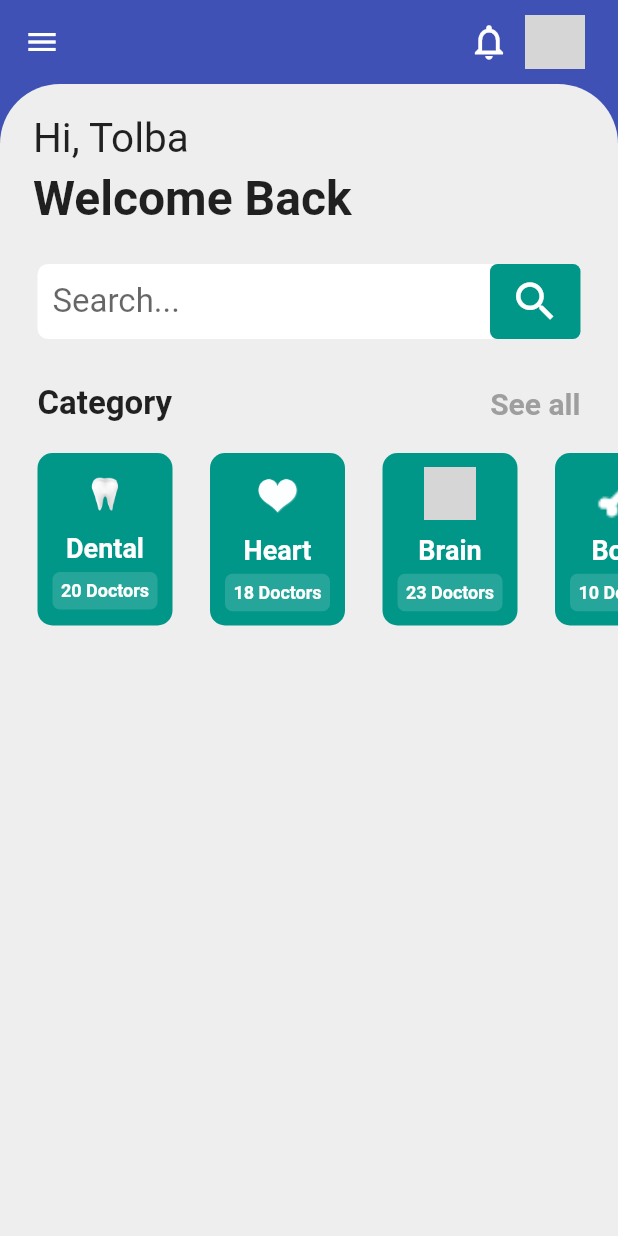
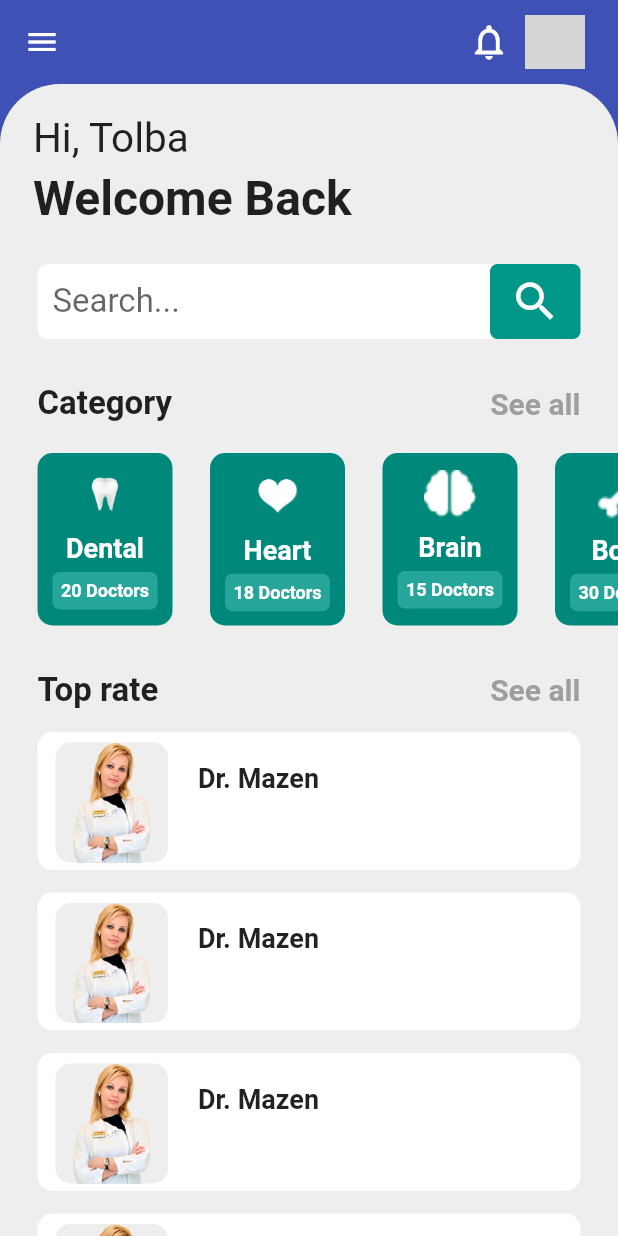
Before and after one commit to Tolbaax/dr_Appointment, a Flutter app: the screen it shows after launch, on a phone screen of 412 x 824 dp. Run offline on Flutter 3.47's test engine with Material 2 defaults, Android fonts, the phone set to English and light mode, and no system bars; grey boxes are pictures that could not be loaded.

Commit message:
Initial commit

```diff
--- /dev/null
+++ b/lib/Model/TopRateModel.dart
@@ -0,0 +1,7 @@
+
+class TopRateModel{
+  String? topRateImageUrl;
+  String? drName;
+  String? spec;
+  TopRateModel({this.topRateImageUrl,this.drName,this.spec});
+}
--- a/lib/Screens/HomeScreen.dart
+++ b/lib/Screens/HomeScreen.dart
@@ -1,4 +1,3 @@
-
 import 'package:de_appointment/Model/CategoryModel.dart';
 import 'package:de_appointment/Widgets/CategoryWidget.dart';
 import 'package:flutter/material.dart';
@@ -8,12 +7,26 @@ class HomeScreen extends StatefulWidget {
   @override
   _HomeScreenState createState() => _HomeScreenState();
 }
-List<CategoryModel>category=[
-  CategoryModel(categoryImageUrl: 'images/tooth.png',categoryNames: 'Dental',drNumber: '20 Doctors'),
-  CategoryModel(categoryImageUrl: 'images/heart.png',categoryNames: 'Heart',drNumber: '18 Doctors'),
-  CategoryModel(categoryImageUrl: 'images/Brain1.png',categoryNames: 'Brain',drNumber: '23 Doctors'),
-  CategoryModel(categoryImageUrl: 'images/bone.png',categoryNames: 'Bone',drNumber: '10 Doctors'),
+
+List<CategoryModel> category = [
+  CategoryModel(
+      categoryImageUrl: 'images/tooth.png',
+      categoryNames: 'Dental',
+      drNumber: '20 Doctors'),
+  CategoryModel(
+      categoryImageUrl: 'images/heart.png',
+      categoryNames: 'Heart',
+      drNumber: '18 Doctors'),
+  CategoryModel(
+      categoryImageUrl: 'images/brain.png',
+      categoryNames: 'Brain',
+      drNumber: '15 Doctors'),
+  CategoryModel(
+      categoryImageUrl: 'images/bone.png',
+      categoryNames: 'Bone',
+      drNumber: '30 Doctors'),
 ];
+
 class _HomeScreenState extends State<HomeScreen> {
   @override
   Widget build(BuildContext context) {
@@ -24,10 +37,13 @@ class _HomeScreenState extends State<HomeScreen> {
         elevation: 0,
         leading: const Icon(Icons.menu),
         actions: [
-          const Icon(Icons.notifications_none,size: 28,),
+          const Icon(
+            Icons.notifications_none,
+            size: 28,
+          ),
           Container(
             margin:
-            const EdgeInsets.only(right: 22, left: 10, top: 10, bottom: 10),
+                const EdgeInsets.only(right: 22, left: 10, top: 10, bottom: 10),
             width: 40,
             decoration: BoxDecoration(
                 borderRadius: BorderRadius.circular(7),
@@ -38,9 +54,9 @@ class _HomeScreenState extends State<HomeScreen> {
       ),
       body: Container(
         width: MediaQuery.of(context).size.width,
-        decoration:  BoxDecoration(
+        decoration: BoxDecoration(
             color: Colors.grey.shade200,
-            borderRadius:const BorderRadius.only(
+            borderRadius: const BorderRadius.only(
               topLeft: Radius.circular(40),
               topRight: Radius.circular(40),
             )),
@@ -48,31 +64,33 @@ class _HomeScreenState extends State<HomeScreen> {
           crossAxisAlignment: CrossAxisAlignment.start,
           children: [
             Container(
-              margin:const EdgeInsets.only(left:22,top: 20),
-              child:const Text('Hi, Tolba',style: TextStyle(fontSize: 27),),
+              margin: const EdgeInsets.only(left: 22, top: 20),
+              child: const Text(
+                'Hi, Tolba',
+                style: TextStyle(fontSize: 27),
+              ),
             ),
             Container(
-              margin:const EdgeInsets.only(left:22,top: 5),
-              child:const Text('Welcome Back',style: TextStyle(fontSize: 32,fontWeight: FontWeight.w700),),
+              margin: const EdgeInsets.only(left: 22, top: 5),
+              child: const Text(
+                'Welcome Back',
+                style: TextStyle(fontSize: 32, fontWeight: FontWeight.w700),
+              ),
             ),
             Container(
-              height: 50,width: MediaQuery.of(context).size.width,
-              margin:const EdgeInsets.only(left: 25,right: 25,top: 25),
+              height: 50,
+              width: MediaQuery.of(context).size.width,
+              margin: const EdgeInsets.only(left: 25, right: 25, top: 25),
               decoration: BoxDecoration(
-                color: Colors.white,
-                borderRadius: BorderRadius.circular(7)
-              ),
+                  color: Colors.white, borderRadius: BorderRadius.circular(7)),
               child: Row(
                 children: [
                   Expanded(
                     flex: 5,
                     child: Container(
-                      margin:const EdgeInsets.only(left: 10),
-                      child:const TextField(
-                        style: TextStyle(
-                          fontSize: 22,
-                          color: Colors.black
-                        ),
+                      margin: const EdgeInsets.only(left: 10),
+                      child: const TextField(
+                        style: TextStyle(fontSize: 22, color: Colors.black),
                         decoration: InputDecoration(
                           border: InputBorder.none,
                           hintText: 'Search...',
@@ -84,22 +102,35 @@ class _HomeScreenState extends State<HomeScreen> {
                     flex: 1,
                     child: Container(
                       decoration: BoxDecoration(
-                        borderRadius: BorderRadius.circular(5),
-                        color: Colors.teal
-                      ),
-                      child:const Center(child: Icon(Icons.search,size: 34,color: Colors.white,)),
+                          borderRadius: BorderRadius.circular(5),
+                          color: Colors.teal),
+                      child: const Center(
+                          child: Icon(
+                        Icons.search,
+                        size: 34,
+                        color: Colors.white,
+                      )),
                     ),
                   ),
                 ],
               ),
             ),
             Padding(
-              padding: const EdgeInsets.only(left: 25,right: 25,top: 30),
+              padding: const EdgeInsets.only(left: 25, right: 25, top: 30),
               child: Row(
-                children:const [
-                  Text('Category',style: TextStyle(fontSize: 22,fontWeight: FontWeight.w700),),
+                children: const [
+                  Text(
+                    'Category',
+                    style: TextStyle(fontSize: 22, fontWeight: FontWeight.w700),
+                  ),
                   Spacer(),
-                  Text('See all',style: TextStyle(fontSize: 20,fontWeight: FontWeight.w600,color: Colors.grey),),
+                  Text(
+                    'See all',
+                    style: TextStyle(
+                        fontSize: 20,
+                        fontWeight: FontWeight.w700,
+                        color: Colors.grey),
+                  ),
                 ],
               ),
             ),
@@ -109,9 +140,78 @@ class _HomeScreenState extends State<HomeScreen> {
                   shrinkWrap: true,
                   itemCount: category.length,
                   scrollDirection: Axis.horizontal,
-                  itemBuilder: (context,index)
-                  {
-                    return CategoryWidget(category: category[index],);
+                  itemBuilder: (context, index) {
+                    return CategoryWidget(
+                      category: category[index],
+                    );
+                  }),
+            ),
+            Padding(
+              padding: const EdgeInsets.only(left: 25, right: 25, top: 30),
+              child: Row(
+                children: const [
+                  Text(
+                    'Top rate',
+                    style: TextStyle(fontSize: 22, fontWeight: FontWeight.w700),
+                  ),
+                  Spacer(),
+                  Text(
+                    'See all',
+                    style: TextStyle(
+                        fontSize: 20,
+                        fontWeight: FontWeight.w700,
+                        color: Colors.grey),
+                  ),
+                ],
+              ),
+            ),
+            Expanded(
+              child: ListView.builder(
+                  shrinkWrap: true,
+                  itemCount: 5,
+                  itemBuilder: (context, index) {
+                    return Container(
+                      height: 92,
+                      margin:
+                          const EdgeInsets.only(left: 25, right: 25, top: 15),
+                      decoration: BoxDecoration(
+                        borderRadius: BorderRadius.circular(10),
+                        color: Colors.white,
+                      ),
+                      child: Row(
+                        mainAxisAlignment: MainAxisAlignment.start,
+                        crossAxisAlignment: CrossAxisAlignment.start,
+                        children: [
+                          Container(
+                            width: 75,
+                            height: 80,
+                            margin: const EdgeInsets.only(left: 12, top: 7),
+                            decoration: BoxDecoration(
+                              borderRadius: BorderRadius.circular(10),
+                              color: Colors.grey.shade200,
+                            ),
+                            child: Image.asset('images/dr1.png'),
+                          ),
+                          Container(
+                            margin:const EdgeInsets.only(left: 5,top: 10),
+                            child: Column(
+                              mainAxisAlignment: MainAxisAlignment.start,
+                              crossAxisAlignment: CrossAxisAlignment.start,
+                              children:const [
+                                 Padding(
+                                  padding: EdgeInsets.only(top: 10, left: 15),
+                                  child: Text(
+                                    'Dr. Mazen',
+                                    style: TextStyle(fontSize: 18,fontWeight: FontWeight.w700),
+                                  ),
+                                ),
+
+                              ],
+                            ),
+                          )
+                        ],
+                      ),
+                    );
                   }),
             ),
           ],
--- a/lib/Widgets/CategoryWidget.dart
+++ b/lib/Widgets/CategoryWidget.dart
@@ -17,7 +17,7 @@ class _CategoryWidgetState extends State<CategoryWidget> {
       height: 120,width: 90,
       decoration: BoxDecoration(
         borderRadius: BorderRadius.circular(10),
-        color: Colors.teal,
+        color: Colors.teal.shade600,
       ),
       child: Column(
         crossAxisAlignment: CrossAxisAlignment.center,
--- /dev/null
+++ b/lib/Widgets/TopRateWidget.dart
@@ -0,0 +1,16 @@
+
+import 'package:flutter/material.dart';
+
+class RateWidget extends StatefulWidget {
+  const RateWidget({Key? key}) : super(key: key);
+
+  @override
+  _RateWidgetState createState() => _RateWidgetState();
+}
+
+class _RateWidgetState extends State<RateWidget> {
+  @override
+  Widget build(BuildContext context) {
+    return Container();
+  }
+}
--- a/pubspec.yaml
+++ b/pubspec.yaml
@@ -61,11 +61,7 @@ flutter:
 
   # To add assets to your application, add an assets section, like this:
   assets:
-     - images/1.jpg
-     - images/bone.png
-     - images/tooth.png
-     - images/heart.png
-     - images/brain1.png
+     - images/
 
   # An image asset can refer to one or more resolution-specific "variants", see
   # https://flutter.dev/assets-and-images/#resolution-aware.
```
Also changed, not shown: images/brain.png (renamed from images/brain1.png), images/dr1.png (added), images/dr2.png (added), images/dr3.png (added), images/dr4.png (added).
